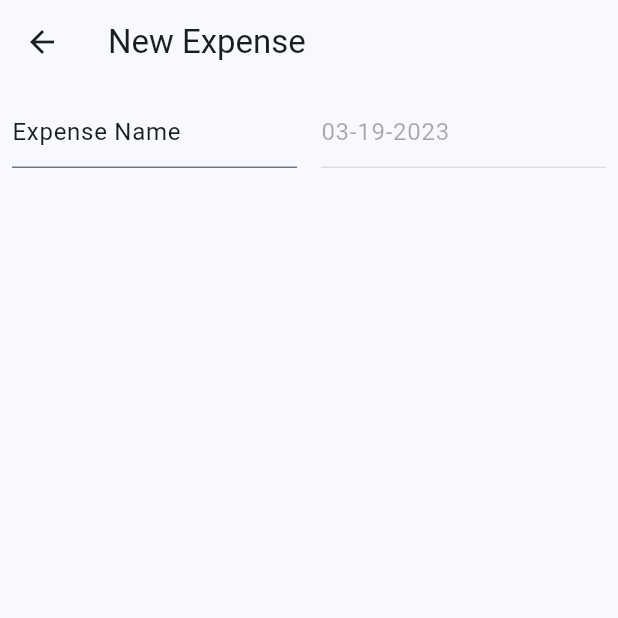
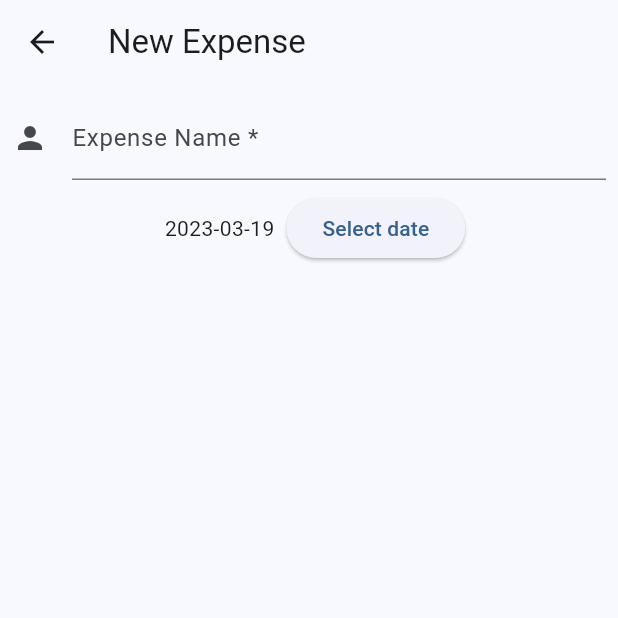
Before and after one commit to EpicEins/aumae_tracker, a Flutter app: the addExpensePage screen opened by its route, on a phone screen of 412 x 824 dp, the top half of it. Run offline on Flutter 3.47's test engine with Material 2 defaults, Android fonts, the phone set to English and light mode, and no system bars; our stand-ins replace calendar_date_picker2, go_router, sqflite; accounts and stored records are empty.

Commit message:
Changed how date is added to expense page

```diff
--- a/lib/Forms/addExpense.dart
+++ b/lib/Forms/addExpense.dart
@@ -13,12 +13,37 @@ DateTime date = DateTime.fromMillisecondsSinceEpoch(now);
 final DateFormat formatter = DateFormat('MM-dd-yyyy');
 final String formattedDateNow = formatter.format(date);
 
-class addExpensePage extends StatelessWidget {
+class addExpensePage extends StatefulWidget {
+  const addExpensePage({Key? key, required this.title}) : super(key: key);
+  static const routeName = 'addExpensePage';
+  static const fullPath = '/$routeName';
+
+  final String title;
+
+  @override
+  State<addExpensePage> createState() => addExpensePageState();
+}
+
+class addExpensePageState extends State<addExpensePage> {
+  DateTime selectedDate = DateTime.now();
+
+  Future<void> _selectDate(BuildContext context) async {
+    final DateTime? picked = await showDatePicker(
+        context: context,
+        initialDate: selectedDate,
+        firstDate: DateTime(2015, 8),
+        lastDate: DateTime(2101));
+    if (picked != null && picked != selectedDate) {
+      setState(() {
+        selectedDate = picked;
+      });
+    }
+  }
+
   static const routeName = 'add_expense_page';
   static const fullPath = '/$routeName';
   final _dateController = TextEditingController();
 
-  addExpensePage({super.key});
 
   final _formKey = GlobalKey<FormState>();
 
@@ -41,47 +66,43 @@ class addExpensePage extends StatelessWidget {
                     child: Padding(
                       padding: const EdgeInsets.all(8.0),
                       child: TextFormField(
-                        initialValue: "Expense Name",
-                      ),
-                    ),
-                  ),
-                  Expanded(
-                    child: Padding(
-                      padding: const EdgeInsets.all(8.0),
-                      child: TextFormField(
-
-                        enabled: false,
-                        controller: _dateController,
-                        onTap: () async {
-                          var newDate = await showCalendarDatePicker2Dialog(
-                            context: context,
-                            config:
-                                CalendarDatePicker2WithActionButtonsConfig(),
-
-                            dialogSize: const Size(325, 400),
-                            initialValue: [],
-                            borderRadius: BorderRadius.circular(15),
-                          );
-                          if (newDate.toString() == null) {
-                            _dateController.text = formattedDateNow.toString();
-                          } else {
-                            DateTime date = DateTime.fromMillisecondsSinceEpoch(now);
-
-                            final DateFormat formatter = DateFormat('MM-dd-yyyy');
-                            final String formattedDateNow = formatter.format(date);
-                            var formattedNewDate;
-                            for (var i in newDate!) {
-                              formattedNewDate = formatter.format(i!);
-                            }
-                            //_dateController.text = newDate.toString();
-                            _dateController.text = formattedNewDate.toString();
-                          }
+                        decoration: const InputDecoration(
+                          icon: Icon(Icons.person),
+                          labelText: 'Expense Name *',
+                        ),
+                        onSaved: (String? value) {
+                          // This optional block of code can be used to run
+                          // code when the user saves the form.
+                        },
+                        validator: (String? value) {
+                          return (value != null) ? 'Please enter a name' : null;
                         },
                       ),
                     ),
                   ),
                 ],
               ),
+              Row(
+                children: [
+                  Expanded(
+                    child: Row(
+                      mainAxisAlignment: MainAxisAlignment.center,
+                      mainAxisSize: MainAxisSize.min,
+                      children: <Widget>[
+                        Padding(
+                          padding: const EdgeInsets.all(8.0),
+                          child: Text("${selectedDate.toLocal()}".split(' ')[0]),
+                        ),
+                        const SizedBox(height: 20.0,),
+                        ElevatedButton(
+                          onPressed: () => _selectDate(context),
+                          child: const Text('Select date'),
+                        ),
+                      ],
+                    ),
+                  ),
+                ],
+              )
               // Add TextFormFields and ElevatedButton here.
             ],
           ),
--- a/lib/main.dart
+++ b/lib/main.dart
@@ -36,7 +36,7 @@ GoRouter router() {
           ),
           GoRoute(
             path: addExpensePage.routeName,
-            builder: (context, state) => addExpensePage(),
+            builder: (context, state) => addExpensePage(title: 'Vehicle Expense',),
           ),
         ],
       ),
```
